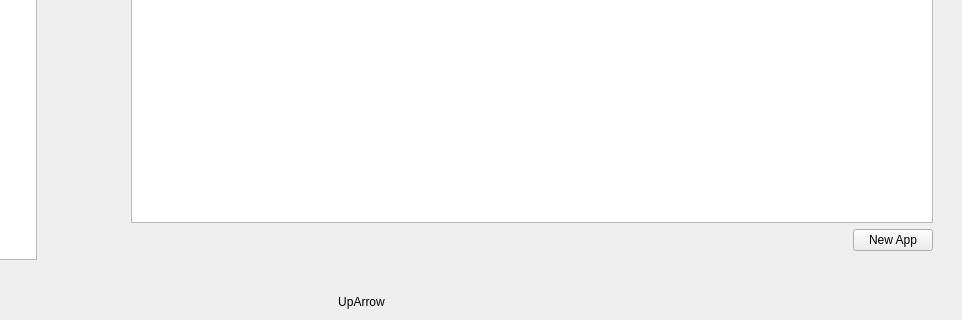
vicr123/theshell, file shell/infopanedropdown.ui: the form before one commit; both pictures show x 239 to 1201 and y 515 to 835 of the 1201 by 835 pixel window.
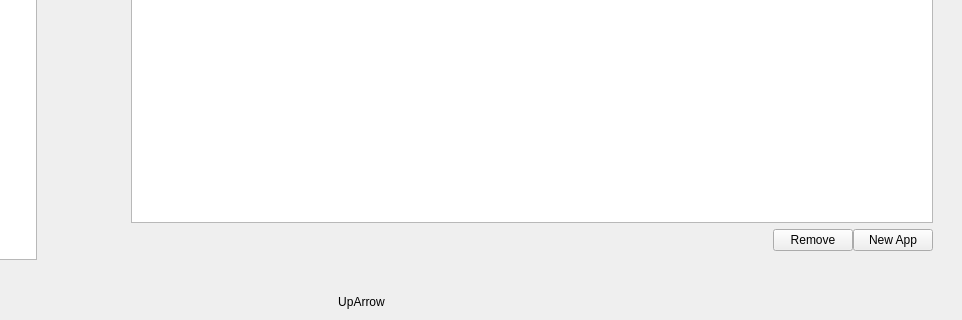
The form after the commit. The open tabs and pages were chosen to show the change. Icons and pictures are not drawn. Custom widgets are drawn as their Qt base class.

Commit message: Autostart enhancements

What changed in the file:
```diff
--- a/shell/infopanedropdown.ui
+++ b/shell/infopanedropdown.ui
@@ -2014,6 +2014,9 @@
                  </property>
                  <item row="1" column="1">
                   <layout class="QHBoxLayout" name="horizontalLayout_4">
+                   <property name="spacing">
+                    <number>0</number>
+                   </property>
                    <property name="bottomMargin">
                     <number>0</number>
                    </property>
@@ -2030,6 +2033,16 @@
                      </property>
                     </spacer>
                    </item>
+                   <item>
+                    <widget class="QPushButton" name="removeAutostartButton">
+                     <property name="text">
+                      <string>Remove</string>
+                     </property>
+                     <property name="icon">
+                      <iconset theme="list-remove"/>
+                     </property>
+                    </widget>
+                   </item>
                    <item>
                     <widget class="QPushButton" name="pushButton_4">
                      <property name="text">
```
Left out of the diff: 16 changed lines with no effect on the pictures. The commit also changes 11 other files.
